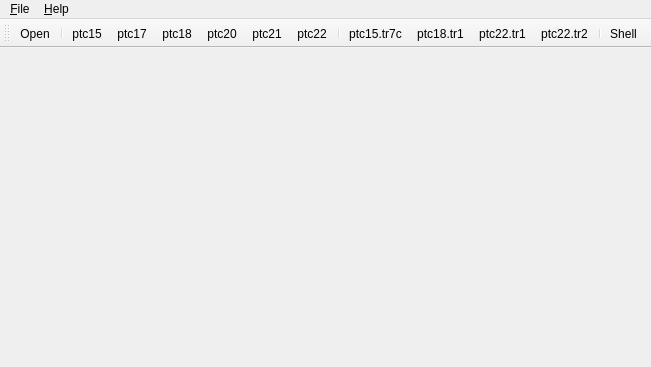
Qt form neuropy/neuropy.ui (neuropy/neuropy) before a commit.
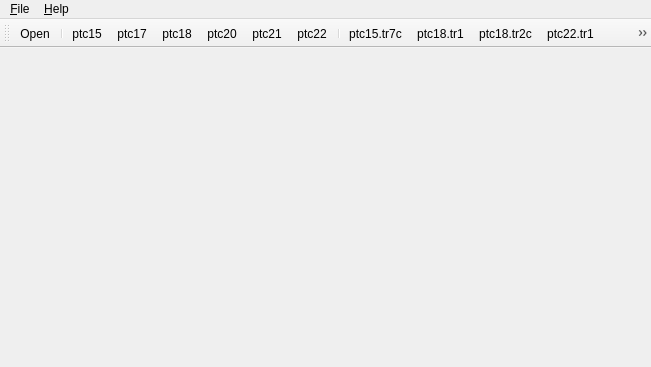
The same form after that commit. Icons and pictures are not drawn.

Commit message: Add ptc18.tr2c to GUI

```diff
--- a/neuropy/neuropy.ui
+++ b/neuropy/neuropy.ui
@@ -100,6 +100,7 @@
    <addaction name="separator"/>
    <addaction name="action_ptc15_tr7c"/>
    <addaction name="action_ptc18_tr1"/>
+   <addaction name="action_ptc18_tr2c"/>
    <addaction name="action_ptc22_tr1"/>
    <addaction name="action_ptc22_tr2"/>
    <addaction name="separator"/>
@@ -268,6 +269,14 @@
     <string>ptc20</string>
    </property>
   </action>
+  <action name="action_ptc18_tr2c">
+   <property name="text">
+    <string>ptc18.tr2c</string>
+   </property>
+   <property name="toolTip">
+    <string>ptc18.tr2c</string>
+   </property>
+  </action>
  </widget>
  <resources/>
  <connections/>
```
The commit also changes 1 other file.
